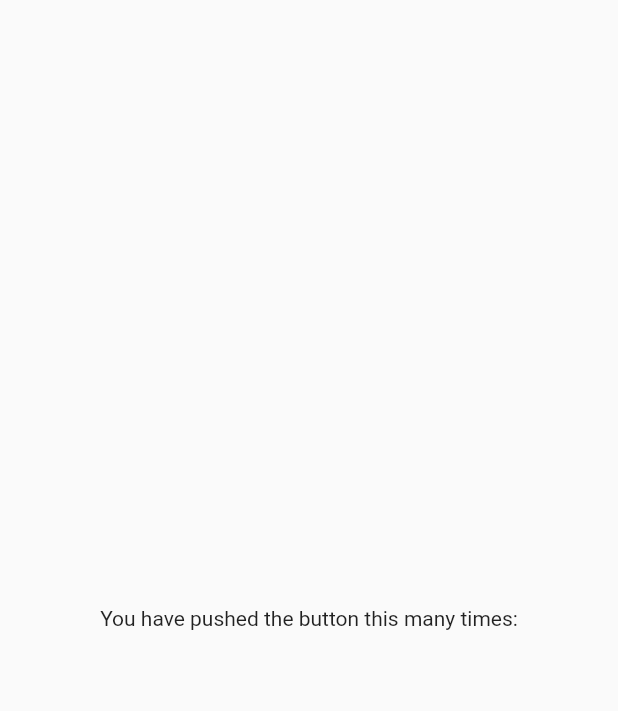
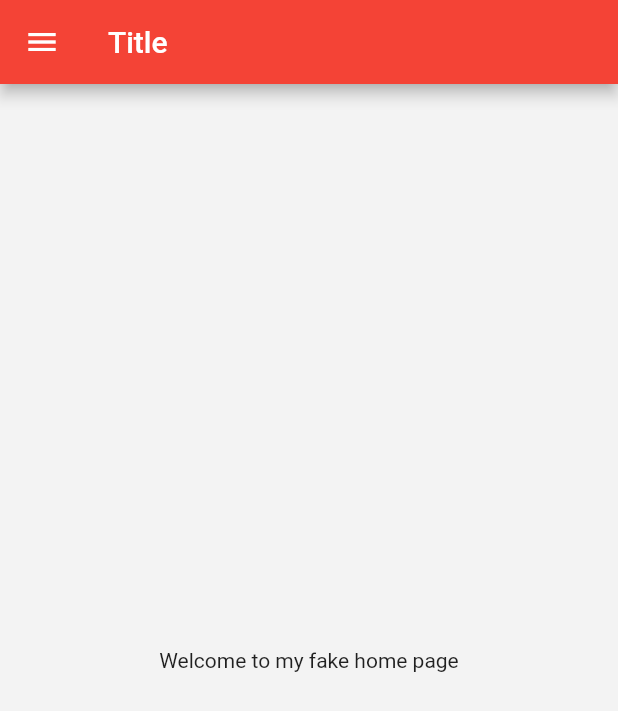
Before and after one commit to henriquecfreitas/flutterPlayground, a Flutter app: the screen it shows after launch, on a phone screen of 412 x 824 dp. Shown: the top 711 px of the screen. Run offline on Flutter 3.47's test engine with Material 2 defaults, Android fonts, the light colour scheme and no system bars.

Commit message:
Sidenav structure

```diff
--- /dev/null
+++ b/lib/app_colors.dart
@@ -0,0 +1,14 @@
+import 'package:flutter/widgets.dart';
+
+class AppColors {
+  static final transparent = Color.fromRGBO(0, 0, 0, 0.0);
+
+  static final text = Color.fromRGBO(7, 7, 7, 1.0);
+  static final highlightText = Color.fromRGBO(181, 53, 98, 1.0);
+
+  static final highlightBackground = Color.fromRGBO(255, 255, 255, 1.0);
+  static final darkBackground = Color.fromRGBO(235, 235, 235, 1.0);
+  static final lightBackground = Color.fromRGBO(243, 243, 243, 1.0);
+
+  static final border = lightBackground.withAlpha(213);
+}
--- /dev/null
+++ b/lib/components/fake_home_page.dart
@@ -0,0 +1,8 @@
+import 'package:flutter/widgets.dart';
+
+class FakeHomePage extends StatelessWidget {
+  @override
+  Widget build(BuildContext context) {
+    return Text('Welcome to my fake home page');
+  }
+}
--- a/lib/main.dart
+++ b/lib/main.dart
@@ -1,4 +1,6 @@
 import 'package:flutter/material.dart';
+import 'package:flutterPlayground/components/side_nav.dart';
+import 'package:flutterPlayground/pages/home.dart';
 
 void main() {
   runApp(MyApp());
@@ -8,38 +10,17 @@ class MyApp extends StatelessWidget {
   @override
   Widget build(BuildContext context) {
     return MaterialApp(
-      title: 'Flutter Demo',
+      title: 'Spaces',
       theme: ThemeData(
-        primarySwatch: Colors.blue,
+        primarySwatch: Colors.red,
         visualDensity: VisualDensity.adaptivePlatformDensity,
       ),
-      home: MyHomePage(title: 'Flutter Demo Home Page'),
-    );
-  }
-}
-
-class MyHomePage extends StatefulWidget {
-  MyHomePage({Key key, this.title}) : super(key: key);
-
-  final String title;
-
-  @override
-  _MyHomePageState createState() => _MyHomePageState();
-}
-
-class _MyHomePageState extends State<MyHomePage> {
-  @override
-  Widget build(BuildContext context) {
-    return Scaffold(
-      body: Center(
-        child: Column(
-          mainAxisAlignment: MainAxisAlignment.center,
-          children: <Widget>[
-            Text(
-              'You have pushed the button this many times:',
-            ),
-          ],
+      home: Scaffold(
+        appBar: new AppBar(
+          title: const Text('Title'),
         ),
+        drawer: SideNav(),
+        body: Home(),
       ),
     );
   }
--- /dev/null
+++ b/lib/pages/home.dart
@@ -0,0 +1,20 @@
+import 'package:flutter/material.dart';
+import 'package:flutterPlayground/app_colors.dart';
+import 'package:flutterPlayground/components/fake_home_page.dart';
+
+class Home extends StatefulWidget {
+  @override
+  _HomeState createState() => _HomeState();
+}
+
+class _HomeState extends State<Home> {
+  @override
+  Widget build(BuildContext context) {
+    return Container(
+      color: AppColors.lightBackground,
+      child: Center(
+        child: FakeHomePage(),
+      ),
+    );
+  }
+}
```
Also changed, not shown: lib/components/particles/border_decoration.dart (added, +9 -0 lines), lib/components/particles/circle_image.dart (added, +12 -0 lines), lib/components/particles/holder.dart (added, +29 -0 lines), lib/components/side_nav.dart (added, +100 -0 lines), pubspec.lock.
